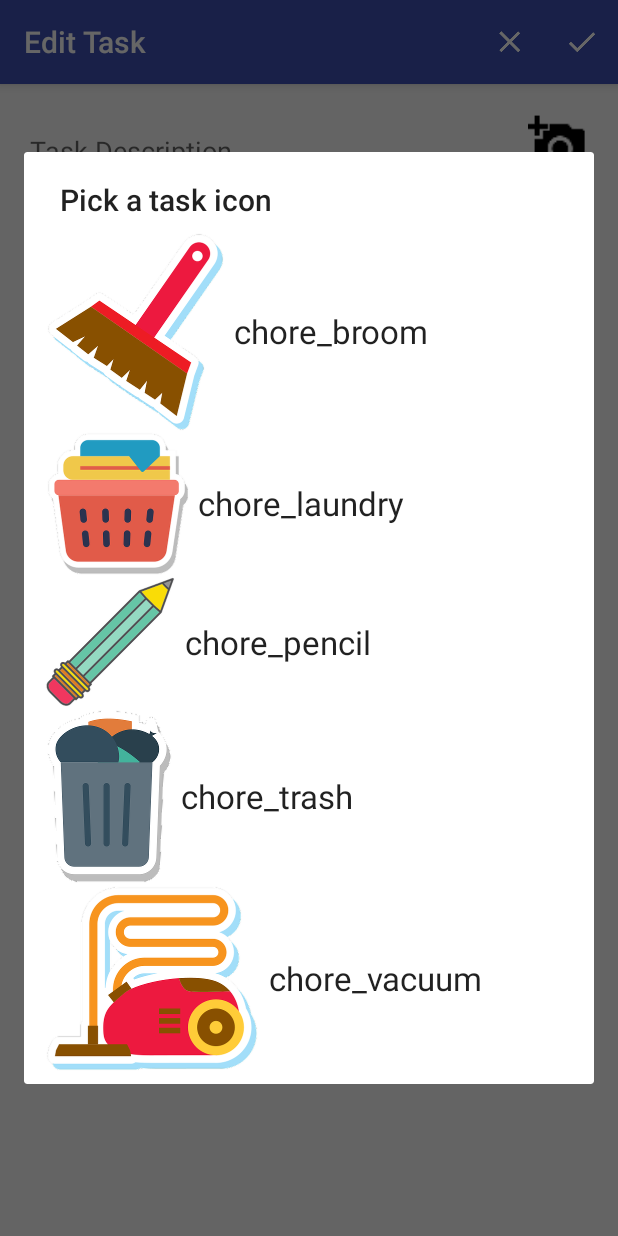
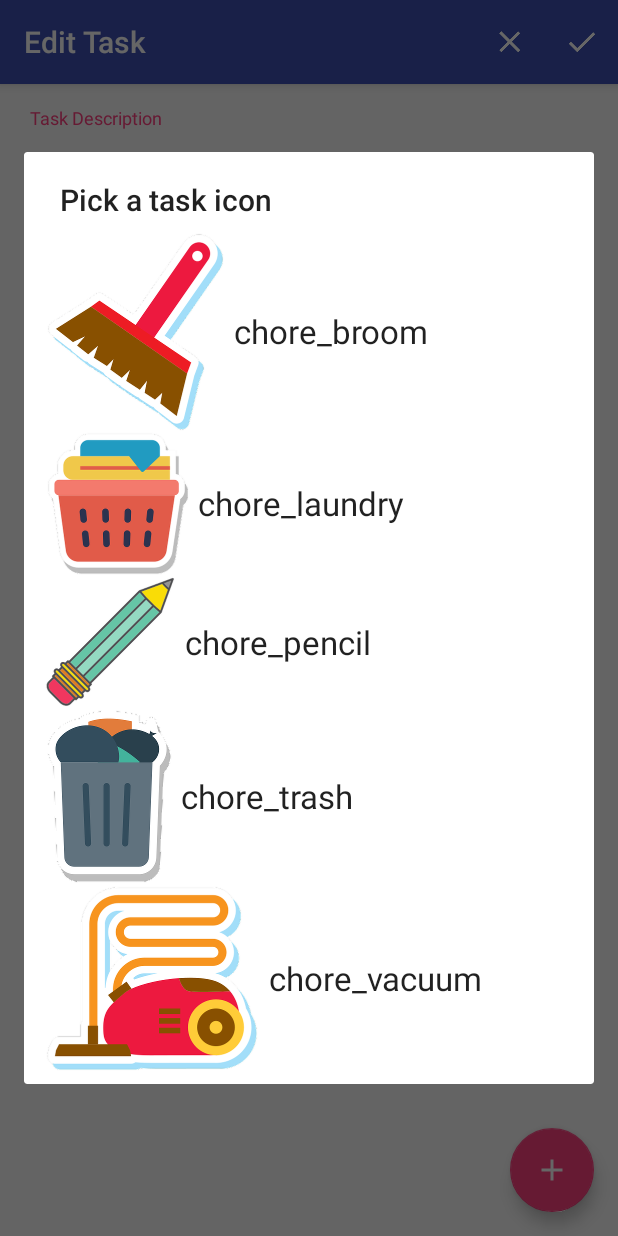
Before and after one commit to nathanielimeyer/homeHero, an Android app: the TaskEditorActivity screen opened directly, with no data from a screen before it, after a tap on an icon or button, on a phone screen of 412 x 824 dp. Run offline under Robolectric (Android 15) with nearby library versions, the phone set to English and light mode, and no system bars; our stand-ins replace ButterKnife, RxJava; 1 statement that could not run was skipped.

Commit message:
improve layout of edit task activity

```diff
--- a/app/src/main/java/com/jbnm/homehero/ui/taskEdit/TaskEditorActivity.java
+++ b/app/src/main/java/com/jbnm/homehero/ui/taskEdit/TaskEditorActivity.java
@@ -5,6 +5,7 @@ import android.content.Context;
 import android.content.DialogInterface;
 import android.content.Intent;
 import android.os.Bundle;
+import android.support.design.widget.FloatingActionButton;
 import android.support.v7.widget.DividerItemDecoration;
 import android.support.v7.widget.LinearLayoutManager;
 import android.support.v7.widget.RecyclerView;
@@ -33,10 +34,11 @@ import butterknife.ButterKnife;
 public class TaskEditorActivity extends BaseActivity implements TaskEditorContract.MvpView {
     @BindView(R.id.edit_text_description) EditText descriptionEditText;
     @BindView(R.id.task_image_view) ImageView task_image_view;
-    @BindView(R.id.saveButton) Button saveButton;
+//    @BindView(R.id.saveButton) Button saveButton;
     @BindView(R.id.taskInstructionsRecyclerView) RecyclerView taskInstructionsRecyclerView;
-    @BindView(R.id.addStepsButton) Button addStepsButton;
-    @BindView(R.id.cancelButton) Button cancelButton;
+    @BindView(R.id.addStepsButton)
+    FloatingActionButton addStepsButton;
+//    @BindView(R.id.cancelButton) Button cancelButton;
 
     private Context context = this;
     ListAdapter adapter;
@@ -66,29 +68,39 @@ public class TaskEditorActivity extends BaseActivity implements TaskEditorContra
         presenter = new TaskEditorPresenter(this);
         presenter.loadChildAndTask(childId, taskId);
 
-        saveButton.setOnClickListener(new View.OnClickListener() {
-            @Override
-            public void onClick(View v) {
-                updateTaskData();
-            }
-        });
+//        saveButton.setOnClickListener(new View.OnClickListener() {
+//            @Override
+//            public void onClick(View v) {
+//                updateTaskData();
+//            }
+//        });
         task_image_view.setOnClickListener(new View.OnClickListener() {
             @Override
             public void onClick(View view) {
                 showIconPickerDialog();
             }
         });
-        cancelButton.setOnClickListener(new View.OnClickListener() {
-            @Override
-            public void onClick(View view) {
-                presenter.cancelButtonClicked();
-            }
-        });
+//        cancelButton.setOnClickListener(new View.OnClickListener() {
+//            @Override
+//            public void onClick(View view) {
+//                presenter.cancelButtonClicked();
+//            }
+//        });
 
         addStepsButton.setOnClickListener(new View.OnClickListener() {
             @Override
             public void onClick(View view) {
                 presenter.addStepsButtonClicked();
+            }
+        });
+
+        taskInstructionsRecyclerView.addOnScrollListener(new RecyclerView.OnScrollListener() {
+            @Override public void onScrolled(RecyclerView recyclerView, int dx, int dy) {
+                if (dy > 0 && addStepsButton.isShown()) {
+                    addStepsButton.hide();
+                } else if (dy < 0 && !addStepsButton.isShown()) {
+                    addStepsButton.show();
+                }
             }
         });
     }
--- a/app/src/main/java/com/jbnm/homehero/ui/taskEdit/TaskEditorInstructionsAdapter.java
+++ b/app/src/main/java/com/jbnm/homehero/ui/taskEdit/TaskEditorInstructionsAdapter.java
@@ -10,6 +10,7 @@ import android.view.View;
 import android.view.ViewGroup;
 import android.widget.Button;
 import android.widget.EditText;
+import android.widget.ImageView;
 import android.widget.TextView;
 import com.jbnm.homehero.R;
 import butterknife.BindView;
@@ -47,7 +48,7 @@ public class TaskEditorInstructionsAdapter extends RecyclerView.Adapter<TaskEdit
     public class TaskEditorInstructionsViewHolder extends RecyclerView.ViewHolder {
         @BindView(R.id.stepNumberTextView) TextView stepNumberTextView;
         @BindView(R.id.stepDescriptionEditText) EditText stepDescriptionEditText;
-        @BindView(R.id.stepDeleteButton) Button stepDeleteButton;
+        @BindView(R.id.stepDeleteButton) ImageView stepDeleteButton;
         public MyCustomEditTextListener myCustomEditTextListener;
         public DeleteButtonOnClickListener deleteButtonOnClickListener;
 
@@ -56,11 +57,9 @@ public class TaskEditorInstructionsAdapter extends RecyclerView.Adapter<TaskEdit
                                                 DeleteButtonOnClickListener deleteButtonOnClickListener) {
             super(itemView);
             ButterKnife.bind(this, itemView);
-            this.stepDescriptionEditText = (EditText) itemView.findViewById(R.id.stepDescriptionEditText);
             this.myCustomEditTextListener = myCustomEditTextListener;
             this.stepDescriptionEditText.addTextChangedListener(myCustomEditTextListener);
 
-            this.stepDeleteButton = (Button) itemView.findViewById(R.id.stepDeleteButton);
             this.deleteButtonOnClickListener = deleteButtonOnClickListener;
             this.stepDeleteButton.setOnClickListener(deleteButtonOnClickListener);
 
--- a/app/src/main/res/layout/activity_task_editor.xml
+++ b/app/src/main/res/layout/activity_task_editor.xml
@@ -1,117 +1,72 @@
 <?xml version="1.0" encoding="utf-8"?>
-<RelativeLayout xmlns:android="http://schemas.android.com/apk/res/android"
+<LinearLayout xmlns:android="http://schemas.android.com/apk/res/android"
     android:layout_width="match_parent"
     android:layout_height="match_parent"
+    android:orientation="vertical"
     xmlns:app="http://schemas.android.com/apk/res-auto">
 
-    <EditText
-        android:id="@+id/edit_text_description"
+    <android.support.design.widget.TextInputLayout
+        android:layout_width="match_parent"
+        android:layout_height="wrap_content"
+        android:layout_gravity="center_vertical"
+        android:layout_marginStart="16dp"
+        android:layout_marginEnd="16dp"
+        android:layout_marginTop="16dp"
+        android:hint="@string/task_description">
+
+        <EditText
+            android:id="@+id/edit_text_description"
+            android:layout_width="match_parent"
+            android:layout_height="wrap_content"/>
+    </android.support.design.widget.TextInputLayout>
+
+    <TextView
         android:layout_width="wrap_content"
         android:layout_height="wrap_content"
-        android:layout_marginTop="16dp"
+        android:layout_marginTop="8dp"
         android:layout_marginStart="16dp"
-        android:paddingTop="16dp"
-        android:paddingBottom="8dp"
-        android:hint="@string/task_description"
-        android:layout_alignParentTop="true"
-        android:layout_alignParentStart="true"
-        android:layout_toLeftOf="@id/task_image_view"/>
+        android:id="@+id/edit_image_label"
+        android:text="@string/edit_task_image_text"/>
 
     <ImageView
         android:id="@+id/task_image_view"
-        android:layout_width="48dp"
-        android:layout_height="48dp"
+        android:layout_width="40dp"
+        android:layout_height="40dp"
+        android:layout_gravity="center_vertical"
         android:layout_marginEnd="16dp"
-        android:layout_marginTop="16dp"
-        android:padding="4dp"
-        android:layout_alignParentEnd="true"
-        android:layout_alignParentTop="true"
+        android:layout_marginStart="16dp"
+        android:layout_marginBottom="16dp"
         app:srcCompat="@drawable/ic_add_a_photo_black_24dp"/>
 
-    <!--<LinearLayout-->
-        <!--android:layout_width="match_parent"-->
-        <!--android:layout_height="wrap_content"-->
-        <!--android:orientation="vertical">-->
+    <TextView
+        android:id="@+id/taskInstructionsLabelTextView"
+        android:layout_width="wrap_content"
+        android:layout_height="wrap_content"
+        android:layout_marginTop="8dp"
+        android:layout_marginStart="16dp"
+        android:text="@string/task_instructions_label"/>
 
-        <!--&lt;!&ndash;<TextView&ndash;&gt;-->
-            <!--&lt;!&ndash;android:id="@+id/taskEditorTitleTextView"&ndash;&gt;-->
-            <!--&lt;!&ndash;android:layout_width="wrap_content"&ndash;&gt;-->
-            <!--&lt;!&ndash;android:layout_height="48dp"&ndash;&gt;-->
-            <!--&lt;!&ndash;android:layout_marginTop="8dp"&ndash;&gt;-->
-            <!--&lt;!&ndash;android:gravity="center_vertical"&ndash;&gt;-->
-            <!--&lt;!&ndash;android:text="@string/task_editor_screen_title"&ndash;&gt;-->
-            <!--&lt;!&ndash;app:layout_constraintStart_toStartOf="@+id/contentLeftMarginKeyLIne"&ndash;&gt;-->
-            <!--&lt;!&ndash;app:layout_constraintTop_toBottomOf="@+id/taskCompleteButton"/>&ndash;&gt;-->
+    <android.support.design.widget.CoordinatorLayout
+        android:layout_width="match_parent"
+        android:layout_height="match_parent">
 
-        <!--<TextView-->
-            <!--android:id="@+id/taskDescriptionLabelTextView"-->
-            <!--android:layout_width="wrap_content"-->
-            <!--android:layout_height="48dp"-->
-            <!--android:layout_marginTop="8dp"-->
-            <!--android:gravity="center_vertical"-->
-            <!--android:text="@string/task_description"-->
-            <!--app:layout_constraintStart_toStartOf="@+id/contentLeftMarginKeyLIne"-->
-            <!--app:layout_constraintTop_toBottomOf="@+id/taskCompleteButton"/>-->
+        <android.support.v7.widget.RecyclerView
+            android:id="@+id/taskInstructionsRecyclerView"
+            android:layout_width="match_parent"
+            android:layout_height="match_parent"/>
 
-        <!--<EditText-->
-            <!--android:layout_width="match_parent"-->
-            <!--android:layout_height="wrap_content"-->
-            <!--android:id="@+id/edit_text_description"-->
-            <!--android:inputType="text" />-->
+        <android.support.design.widget.FloatingActionButton
+            android:id="@+id/addStepsButton"
+            android:layout_width="wrap_content"
+            android:layout_height="wrap_content"
+            android:layout_gravity="bottom|end"
+            android:layout_margin="16dp"
+            android:clickable="true"
+            android:padding="4dp"
+            app:layout_anchor="@id/taskInstructionsRecyclerView"
+            app:layout_anchorGravity="bottom|right|end"
+            app:layout_behavior="@string/appbar_scrolling_view_behavior"
+            app:srcCompat="@drawable/ic_add_white_24dp"/>
 
-        <!--<TextView-->
-            <!--android:layout_width="wrap_content"-->
-            <!--android:layout_height="wrap_content"-->
-            <!--android:id="@+id/edit_image_label"-->
-            <!--android:text="@string/edit_task_image_text"/>-->
-
-        <!--<ImageView-->
-            <!--android:layout_width="wrap_content"-->
-            <!--android:layout_height="wrap_content"-->
-            <!--android:id="@+id/task_image_view"-->
-            <!--app:srcCompat="@drawable/ic_add_a_photo_black_24dp" />-->
-
-        <!--<TextView-->
-            <!--android:id="@+id/taskInstructionsLabelTextView"-->
-            <!--android:layout_width="wrap_content"-->
-            <!--android:layout_height="48dp"-->
-            <!--android:layout_marginTop="8dp"-->
-            <!--android:gravity="center_vertical"-->
-            <!--android:text="@string/task_instructions_label"-->
-            <!--app:layout_constraintStart_toStartOf="@+id/contentLeftMarginKeyLIne"-->
-            <!--app:layout_constraintTop_toBottomOf="@+id/taskCompleteButton"/>-->
-
-        <!--<android.support.v7.widget.RecyclerView-->
-            <!--android:id="@+id/taskInstructionsRecyclerView"-->
-            <!--android:layout_width="match_parent"-->
-            <!--android:layout_height="wrap_content" />-->
-
-        <!--<Button-->
-            <!--android:id="@+id/addStepsButton"-->
-            <!--android:layout_width="wrap_content"-->
-            <!--android:layout_height="wrap_content"-->
-            <!--android:text="@string/add_a_step"-->
-            <!--android:visibility="visible"-->
-            <!--android:layout_centerHorizontal="true"-->
-            <!--android:layout_alignParentBottom="true" />-->
-
-        <!--&lt;!&ndash;<Button&ndash;&gt;-->
-            <!--&lt;!&ndash;android:id="@+id/saveButton"&ndash;&gt;-->
-            <!--&lt;!&ndash;android:layout_width="wrap_content"&ndash;&gt;-->
-            <!--&lt;!&ndash;android:layout_height="wrap_content"&ndash;&gt;-->
-            <!--&lt;!&ndash;android:text="@string/save_changes"&ndash;&gt;-->
-            <!--&lt;!&ndash;android:visibility="visible"&ndash;&gt;-->
-            <!--&lt;!&ndash;android:layout_centerHorizontal="true"&ndash;&gt;-->
-            <!--&lt;!&ndash;android:layout_alignParentBottom="true" />&ndash;&gt;-->
-
-        <!--&lt;!&ndash;<Button&ndash;&gt;-->
-            <!--&lt;!&ndash;android:id="@+id/cancelButton"&ndash;&gt;-->
-            <!--&lt;!&ndash;android:layout_width="wrap_content"&ndash;&gt;-->
-            <!--&lt;!&ndash;android:layout_height="wrap_content"&ndash;&gt;-->
-            <!--&lt;!&ndash;android:text="@string/cancel_changes"&ndash;&gt;-->
-            <!--&lt;!&ndash;android:visibility="visible"&ndash;&gt;-->
-            <!--&lt;!&ndash;android:layout_centerHorizontal="true"&ndash;&gt;-->
-            <!--&lt;!&ndash;android:layout_alignParentBottom="true" />&ndash;&gt;-->
-
-    <!--</LinearLayout>-->
-</RelativeLayout>
+    </android.support.design.widget.CoordinatorLayout>
+</LinearLayout>
```
Also changed, not shown: app/src/main/res/layout/task_editor_instruction_list_item.xml (+14 -14 lines), app/src/main/res/drawable-hdpi/ic_add_white_24dp.png (added), app/src/main/res/drawable-hdpi/ic_cancel_black_24dp.png (added), app/src/main/res/drawable-mdpi/ic_add_white_24dp.png (added), app/src/main/res/drawable-mdpi/ic_cancel_black_24dp.png (added), app/src/main/res/drawable-xhdpi/ic_add_white_24dp.png (added), app/src/main/res/drawable-xhdpi/ic_cancel_black_24dp.png (added), app/src/main/res/drawable-xxhdpi/ic_add_white_24dp.png (added), app/src/main/res/drawable-xxhdpi/ic_cancel_black_24dp.png (added), app/src/main/res/drawable-xxxhdpi/ic_add_white_24dp.png (added), app/src/main/res/drawable-xxxhdpi/ic_cancel_black_24dp.png (added).
